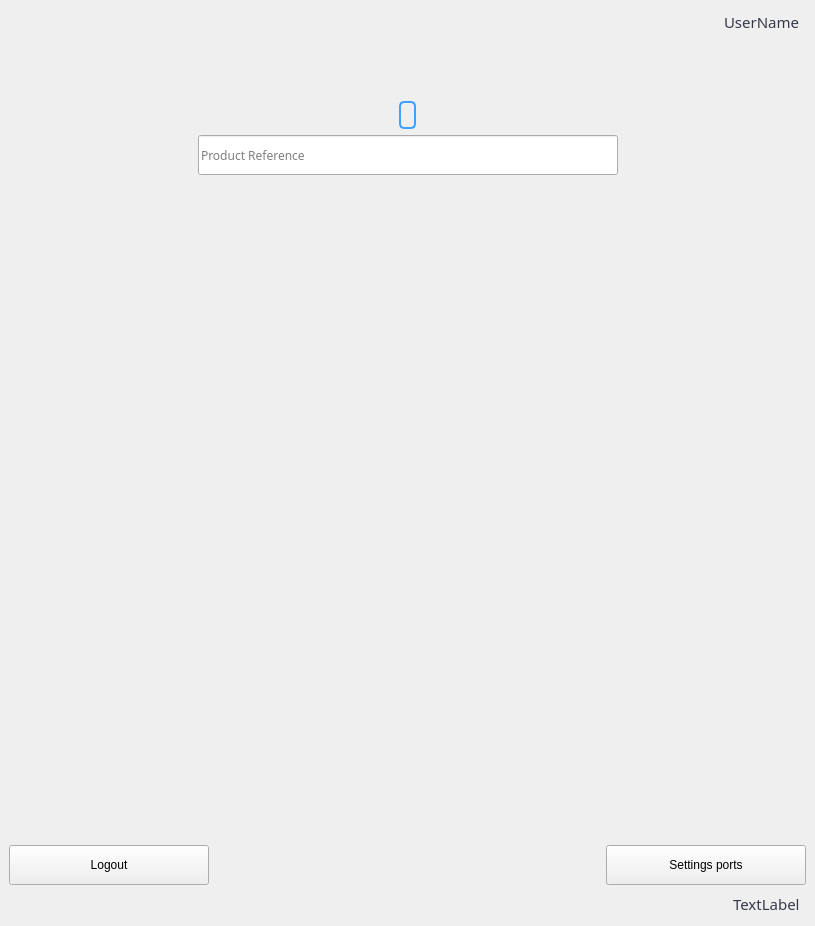
First picture: the form in ui/user.ui, repository HamzaMPSY/qt_app_mts, before the edit.
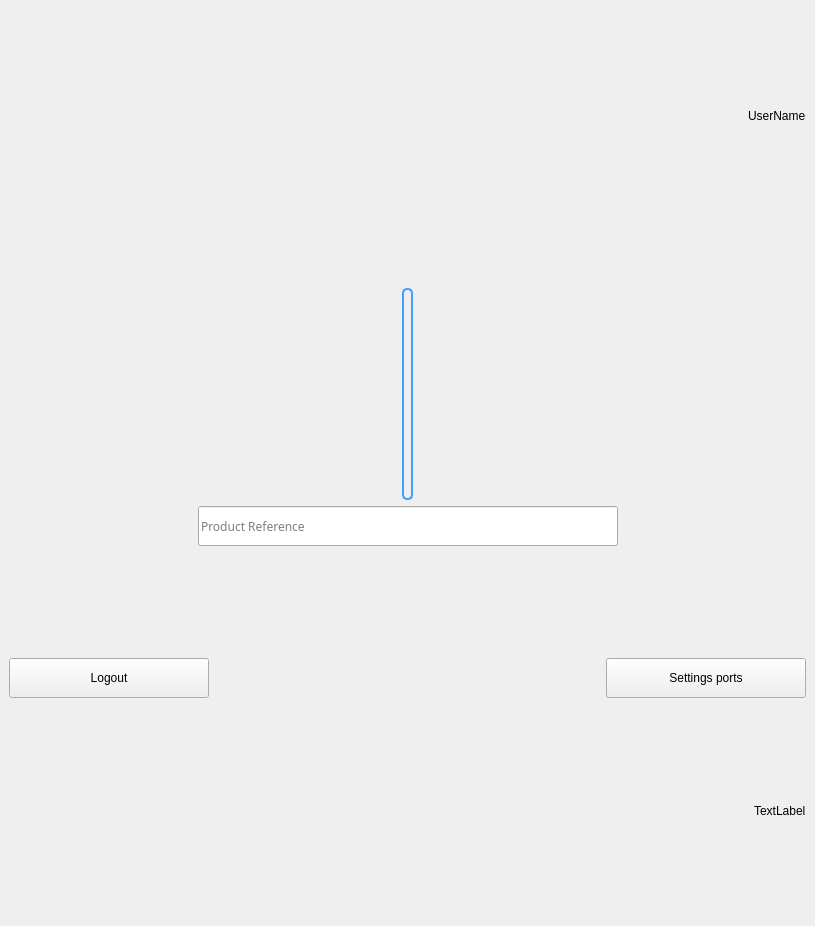
Second picture: the form after the edit. Icons and pictures are not drawn.

What changed in the file:
```diff
--- a/ui/user.ui
+++ b/ui/user.ui
@@ -14,15 +14,14 @@
    <string>MainWindow</string>
   </property>
   <property name="styleSheet">
-   <string notr="true">QLabel {
-font-family: sans-serif;
-  text-transform: uppercase;
-  outline: 0;
-  border: 1px;
-  padding: 2px;
-  color: #35394a;
-  font-size: 15px;
-}</string>
+   <string notr="true">QRadioButton{
+font: 25 12pt &quot;Yu Gothic UI Light&quot;;
+}
+
+QLabel{
+font: 25 12pt &quot;Yu Gothic UI Semibold&quot;;
+}
+</string>
   </property>
   <property name="inputMethodHints">
    <set>Qt::ImhFormattedNumbersOnly</set>
@@ -207,22 +206,6 @@
       </item>
      </layout>
     </item>
-    <item>
-     <spacer name="verticalSpacer_2">
-      <property name="orientation">
-       <enum>Qt::Vertical</enum>
-      </property>
-      <property name="sizeType">
-       <enum>QSizePolicy::Expanding</enum>
-      </property>
-      <property name="sizeHint" stdset="0">
-       <size>
-        <width>20</width>
-        <height>40</height>
-       </size>
-      </property>
-     </spacer>
-    </item>
     <item>
      <layout class="QHBoxLayout" name="horizontalLayout_6">
       <item>
@@ -272,22 +255,6 @@
       </item>
      </layout>
     </item>
-    <item>
-     <spacer name="verticalSpacer">
-      <property name="orientation">
-       <enum>Qt::Vertical</enum>
-      </property>
-      <property name="sizeType">
-       <enum>QSizePolicy::Expanding</enum>
-      </property>
-      <property name="sizeHint" stdset="0">
-       <size>
-        <width>20</width>
-        <height>40</height>
-       </size>
-      </property>
-     </spacer>
-    </item>
     <item>
      <layout class="QHBoxLayout" name="horizontalLayout_2">
       <item>
@@ -316,19 +283,6 @@
         </property>
        </spacer>
       </item>
-      <item>
-       <spacer name="horizontalSpacer_2">
-        <property name="orientation">
-         <enum>Qt::Horizontal</enum>
-        </property>
-        <property name="sizeHint" stdset="0">
-         <size>
-          <width>40</width>
-          <height>20</height>
-         </size>
-        </property>
-       </spacer>
-      </item>
       <item>
        <widget class="QPushButton" name="btnscanner">
         <property name="minimumSize">
```
Left out of the diff: 4 changed lines with no effect on the pictures.
